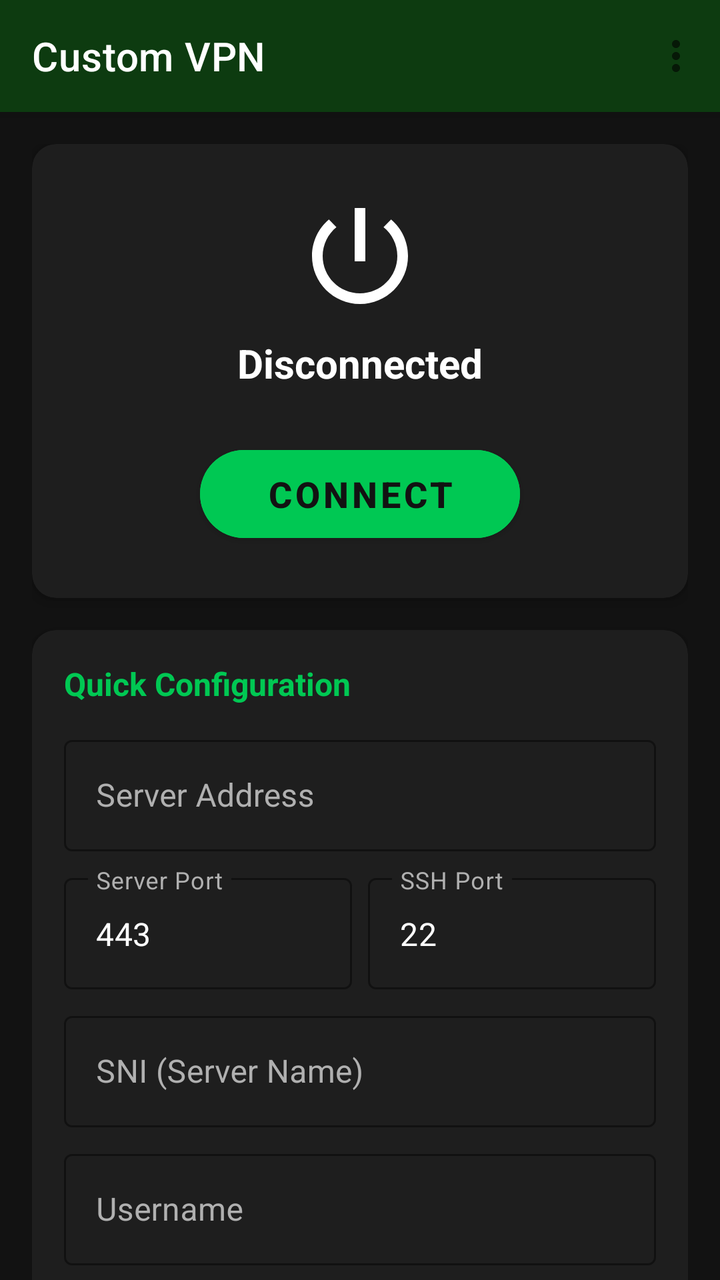
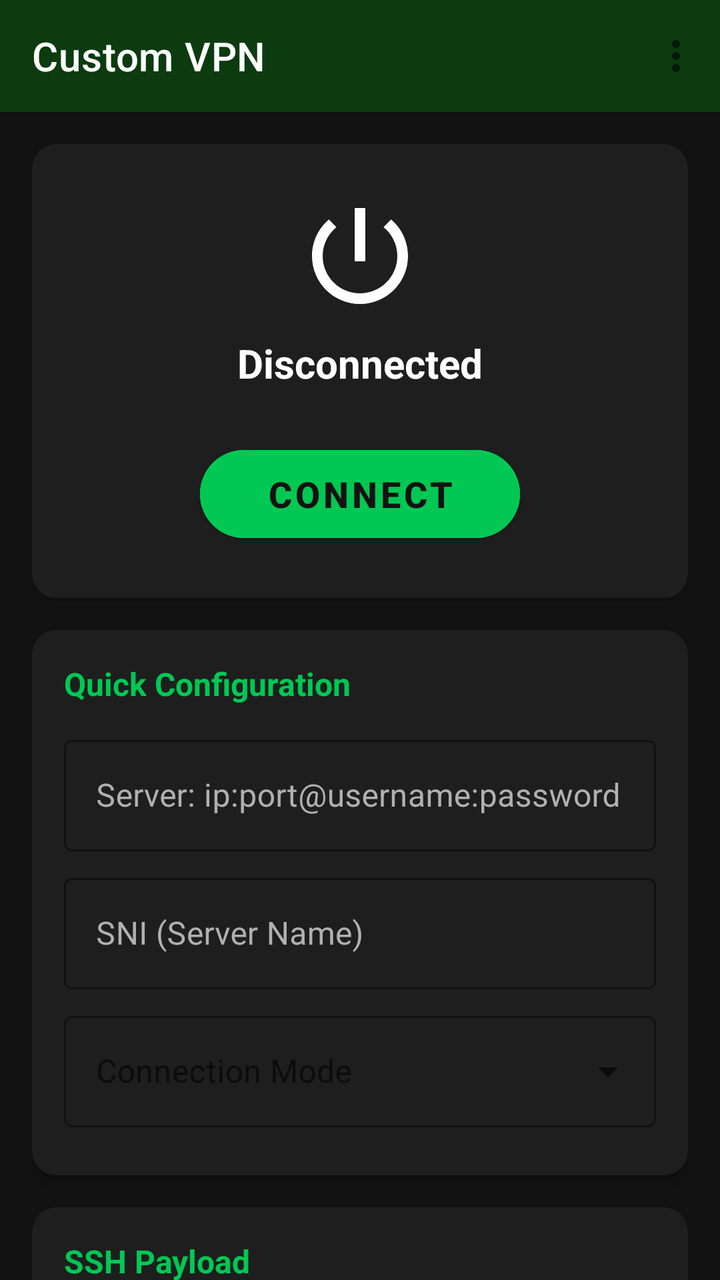

An Android layout rendered at two revisions. The XML below is the earlier revision; the diff shows what the commit changed to produce the second picture.
<!-- AndroidManifest.xml: activity theme Theme.CustomVPN -->
<!-- res/layout/activity_main.xml -->
<?xml version="1.0" encoding="utf-8"?>
<androidx.coordinatorlayout.widget.CoordinatorLayout
    xmlns:android="http://schemas.android.com/apk/res/android"
    xmlns:app="http://schemas.android.com/apk/res-auto"
    android:layout_width="match_parent"
    android:layout_height="match_parent"
    android:background="@color/background">

    <com.google.android.material.appbar.AppBarLayout
        android:layout_width="match_parent"
        android:layout_height="wrap_content"
        android:background="@color/primary_dark">

        <com.google.android.material.appbar.MaterialToolbar
            android:id="@+id/toolbar"
            android:layout_width="match_parent"
            android:layout_height="?attr/actionBarSize"
            app:title="Custom VPN"
            app:titleTextColor="@color/text_primary"
            app:menu="@menu/main_menu" />

    </com.google.android.material.appbar.AppBarLayout>

    <androidx.core.widget.NestedScrollView
        android:layout_width="match_parent"
        android:layout_height="match_parent"
        app:layout_behavior="@string/appbar_scrolling_view_behavior">

        <LinearLayout
            android:layout_width="match_parent"
            android:layout_height="wrap_content"
            android:orientation="vertical"
            android:padding="16dp">

            
            <com.google.android.material.card.MaterialCardView
                android:layout_width="match_parent"
                android:layout_height="wrap_content"
                style="@style/CardStyle"
                android:layout_marginBottom="16dp">

                <LinearLayout
                    android:layout_width="match_parent"
                    android:layout_height="wrap_content"
                    android:orientation="vertical"
                    android:gravity="center">

                    <ImageView
                        android:id="@+id/statusIcon"
                        android:layout_width="64dp"
                        android:layout_height="64dp"
                        android:src="@drawable/ic_power_settings"
                        android:layout_marginTop="8dp"
                        android:contentDescription="VPN Status" />

                    <TextView
                        android:id="@+id/statusText"
                        android:layout_width="wrap_content"
                        android:layout_height="wrap_content"
                        android:text="@string/status_disconnected"
                        android:textSize="20sp"
                        android:textColor="@color/text_primary"
                        android:textStyle="bold"
                        android:layout_marginTop="8dp" />

                    <TextView
                        android:id="@+id/connectionInfo"
                        android:layout_width="wrap_content"
                        android:layout_height="wrap_content"
                        android:text=""
                        android:textSize="14sp"
                        android:textColor="@color/text_secondary"
                        android:layout_marginTop="4dp"
                        android:visibility="gone" />

                    <com.google.android.material.button.MaterialButton
                        android:id="@+id/btnConnect"
                        android:layout_width="160dp"
                        android:layout_height="56dp"
                        style="@style/ButtonConnect"
                        android:text="@string/connect"
                        android:layout_marginTop="24dp"
                        android:layout_marginBottom="8dp" />

                </LinearLayout>
            </com.google.android.material.card.MaterialCardView>

            
            <com.google.android.material.card.MaterialCardView
                android:layout_width="match_parent"
                android:layout_height="wrap_content"
                style="@style/CardStyle"
                android:layout_marginBottom="16dp">

                <LinearLayout
                    android:layout_width="match_parent"
                    android:layout_height="wrap_content"
                    android:orientation="vertical">

                    <TextView
                        android:layout_width="wrap_content"
                        android:layout_height="wrap_content"
                        android:text="Quick Configuration"
                        android:textSize="16sp"
                        android:textColor="@color/accent"
                        android:textStyle="bold"
                        android:layout_marginBottom="12dp" />

                    <com.google.android.material.textfield.TextInputLayout
                        style="@style/InputStyle"
                        android:layout_width="match_parent"
                        android:layout_height="wrap_content"
                        android:hint="@string/server_address"
                        android:layout_marginBottom="8dp">

                        <com.google.android.material.textfield.TextInputEditText
                            android:id="@+id/etServerAddress"
                            android:layout_width="match_parent"
                            android:layout_height="wrap_content"
                            android:inputType="textUri"
                            android:textColor="@color/text_primary" />

                    </com.google.android.material.textfield.TextInputLayout>

                    <LinearLayout
                        android:layout_width="match_parent"
                        android:layout_height="wrap_content"
                        android:orientation="horizontal"
                        android:layout_marginBottom="8dp">

                        <com.google.android.material.textfield.TextInputLayout
                            style="@style/InputStyle"
                            android:layout_width="0dp"
                            android:layout_height="wrap_content"
                            android:layout_weight="1"
                            android:hint="@string/server_port"
                            android:layout_marginEnd="8dp">

                            <com.google.android.material.textfield.TextInputEditText
                                android:id="@+id/etServerPort"
                                android:layout_width="match_parent"
                                android:layout_height="wrap_content"
                                android:inputType="number"
                                android:text="443"
                                android:textColor="@color/text_primary" />

                        </com.google.android.material.textfield.TextInputLayout>

                        <com.google.android.material.textfield.TextInputLayout
                            style="@style/InputStyle"
                            android:layout_width="0dp"
                            android:layout_height="wrap_content"
                            android:layout_weight="1"
                            android:hint="@string/ssh_port">

                            <com.google.android.material.textfield.TextInputEditText
                                android:id="@+id/etSshPort"
                                android:layout_width="match_parent"
                                android:layout_height="wrap_content"
                                android:inputType="number"
                                android:text="22"
                                android:textColor="@color/text_primary" />

                        </com.google.android.material.textfield.TextInputLayout>

                    </LinearLayout>

                    <com.google.android.material.textfield.TextInputLayout
                        style="@style/InputStyle"
                        android:layout_width="match_parent"
                        android:layout_height="wrap_content"
                        android:hint="@string/sni_label"
                        android:layout_marginBottom="8dp">

                        <com.google.android.material.textfield.TextInputEditText
                            android:id="@+id/etSni"
                            android:layout_width="match_parent"
                            android:layout_height="wrap_content"
                            android:inputType="textUri"
                            android:textColor="@color/text_primary" />

                    </com.google.android.material.textfield.TextInputLayout>

                    <com.google.android.material.textfield.TextInputLayout
                        style="@style/InputStyle"
                        android:layout_width="match_parent"
                        android:layout_height="wrap_content"
                        android:hint="@string/username"
                        android:layout_marginBottom="8dp">

                        <com.google.android.material.textfield.TextInputEditText
                            android:id="@+id/etUsername"
                            android:layout_width="match_parent"
                            android:layout_height="wrap_content"
                            android:inputType="textEmailAddress"
                            android:textColor="@color/text_primary" />

                    </com.google.android.material.textfield.TextInputLayout>

                    <com.google.android.material.textfield.TextInputLayout
                        style="@style/InputStyle"
                        android:layout_width="match_parent"
                        android:layout_height="wrap_content"
                        android:hint="@string/password"
                        app:endIconMode="password_toggle"
                        android:layout_marginBottom="12dp">

                        <com.google.android.material.textfield.TextInputEditText
                            android:id="@+id/etPassword"
                            android:layout_width="match_parent"
                            android:layout_height="wrap_content"
                            android:inputType="textPassword"
                            android:textColor="@color/text_primary" />

                    </com.google.android.material.textfield.TextInputLayout>

                    
                    <com.google.android.material.textfield.TextInputLayout
                        
                        android:layout_width="match_parent"
                        android:layout_height="wrap_content"
                        android:hint="@string/connection_mode"
                        style="@style/Widget.MaterialComponents.TextInputLayout.OutlinedBox.ExposedDropdownMenu"
                        android:layout_marginBottom="8dp">

                        <AutoCompleteTextView
                            android:id="@+id/spinnerMode"
                            android:layout_width="match_parent"
                            android:layout_height="wrap_content"
                            android:inputType="none"
                            android:textColor="@color/text_primary" />

                    </com.google.android.material.textfield.TextInputLayout>

                </LinearLayout>
            </com.google.android.material.card.MaterialCardView>

            
            <com.google.android.material.card.MaterialCardView
                android:layout_width="match_parent"
                android:layout_height="wrap_content"
                style="@style/CardStyle"
                android:layout_marginBottom="16dp">

                <LinearLayout
                    android:layout_width="match_parent"
                    android:layout_height="wrap_content"
                    android:orientation="vertical">

                    <TextView
                        android:layout_width="wrap_content"
                        android:layout_height="wrap_content"
                        android:text="SSH Payload"
                        android:textSize="16sp"
                        android:textColor="@color/accent"
                        android:textStyle="bold"
                        android:layout_marginBottom="12dp" />

                    <com.google.android.material.textfield.TextInputLayout
                        style="@style/InputStyle"
                        android:layout_width="match_parent"
                        android:layout_height="wrap_content"
                        android:hint="@string/payload_label">

                        <com.google.android.material.textfield.TextInputEditText
                            android:id="@+id/etPayload"
                            android:layout_width="match_parent"
                            android:layout_height="wrap_content"
                            android:inputType="textMultiLine"
                            android:minLines="5"
                            android:maxLines="10"
                            android:gravity="top"
                            android:textColor="@color/text_primary"
                            android:textColorHighlight="@color/accent" />

                    </com.google.android.material.textfield.TextInputLayout>

                    <com.google.android.material.button.MaterialButton
                        android:id="@+id/btnGeneratePayload"
                        style="@style/ButtonSecondary"
                        android:layout_width="wrap_content"
                        android:layout_height="wrap_content"
                        android:text="Generate Payload"
                        android:layout_marginTop="8dp" />

                </LinearLayout>
            </com.google.android.material.card.MaterialCardView>

            
            <LinearLayout
                android:layout_width="match_parent"
                android:layout_height="wrap_content"
                android:orientation="horizontal"
                android:gravity="center"
                android:layout_marginBottom="16dp">

                <com.google.android.material.button.MaterialButton
                    android:id="@+id/btnSaveConfig"
                    style="@style/ButtonSecondary"
                    android:layout_width="0dp"
                    android:layout_height="wrap_content"
                    android:layout_weight="1"
                    android:text="@string/save_config"
                    android:layout_marginEnd="8dp" />

                <com.google.android.material.button.MaterialButton
                    android:id="@+id/btnOpenConfig"
                    style="@style/ButtonSecondary"
                    android:layout_width="0dp"
                    android:layout_height="wrap_content"
                    android:layout_weight="1"
                    android:text="@string/load_config"
                    android:layout_marginStart="8dp" />

            </LinearLayout>

            
            <com.google.android.material.card.MaterialCardView
                android:layout_width="match_parent"
                android:layout_height="wrap_content"
                style="@style/CardStyle"
                android:layout_marginBottom="16dp">

                <LinearLayout
                    android:layout_width="match_parent"
                    android:layout_height="wrap_content"
                    android:orientation="vertical">

                    <LinearLayout
                        android:layout_width="match_parent"
                        android:layout_height="wrap_content"
                        android:orientation="horizontal"
                        android:gravity="center_vertical"
                        android:layout_marginBottom="8dp">

                        <TextView
                            android:layout_width="0dp"
                            android:layout_height="wrap_content"
                            android:layout_weight="1"
                            android:text="@string/logs_title"
                            android:textSize="16sp"
                            android:textColor="@color/accent"
                            android:textStyle="bold" />

                        <com.google.android.material.button.MaterialButton
                            android:id="@+id/btnClearLogs"
                            style="@style/ButtonSecondary"
                            android:layout_width="wrap_content"
                            android:layout_height="36dp"
                            android:text="Clear"
                            android:textSize="12sp" />

                    </LinearLayout>

                    <androidx.recyclerview.widget.RecyclerView
                        android:id="@+id/rvLogs"
                        android:layout_width="match_parent"
                        android:layout_height="200dp"
                        android:background="@color/surface"
                        android:padding="4dp" />

                </LinearLayout>
            </com.google.android.material.card.MaterialCardView>

        </LinearLayout>
    </androidx.core.widget.NestedScrollView>

</androidx.coordinatorlayout.widget.CoordinatorLayout>
<!-- resources referenced by this layout -->
<resources>
  <color name="accent">#00C853</color>
  <color name="background">#121212</color>
  <color name="primary_dark">#0D3B10</color>
  <color name="surface">#1E1E1E</color>
  <color name="text_primary">#FFFFFF</color>
  <color name="text_secondary">#B0B0B0</color>
  <!-- drawable ic_power_settings (drawable) -->
  <vector xmlns:android="http://schemas.android.com/apk/res/android"
      android:width="24dp"
      android:height="24dp"
      android:viewportWidth="24"
      android:viewportHeight="24"
      android:tint="#FFFFFF">
      <path
          android:fillColor="@android:color/white"
          android:pathData="M13,3h-2v10h2V3zm4.83,2.17l-1.42,1.42C17.99,7.86 19,9.81 19,12c0,3.87 -3.13,7 -7,7s-7,-3.13 -7,-7c0,-2.19 1.01,-4.14 2.58,-5.42L6.17,5.17C4.23,6.82 3,9.26 3,12c0,4.97 4.03,9 9,9s9,-4.03 9,-9c0,-2.74 -1.23,-5.18 -3.17,-6.83z"/>
  </vector>
  <string name="connect">Connect</string>
  <string name="connection_mode">Connection Mode</string>
  <string name="load_config">Load Configuration</string>
  <string name="logs_title">Connection Logs</string>
  <string name="password">Password</string>
  <string name="payload_label">Custom Payload</string>
  <string name="save_config">Save Configuration</string>
  <string name="server_address">Server Address</string>
  <string name="server_port">Server Port</string>
  <string name="sni_label">SNI (Server Name)</string>
  <string name="ssh_port">SSH Port</string>
  <string name="status_disconnected">Disconnected</string>
  <string name="username">Username</string>
  <style name="ButtonConnect">
          <item name="android:backgroundTint">@color/accent</item>
          <item name="android:textColor">@color/background</item>
          <item name="android:textSize">18sp</item>
          <item name="android:textStyle">bold</item>
          <item name="cornerRadius">24dp</item>
      </style>
  <style name="ButtonSecondary">
          <item name="android:backgroundTint">@color/surface_light</item>
          <item name="android:textColor">@color/text_primary</item>
          <item name="cornerRadius">8dp</item>
      </style>
  <style name="CardStyle" parent="Widget.MaterialComponents.CardView">
          <item name="cardBackgroundColor">@color/card_bg</item>
          <item name="cardCornerRadius">12dp</item>
          <item name="cardElevation">4dp</item>
          <item name="contentPadding">16dp</item>
      </style>
  <style name="InputStyle" parent="Widget.MaterialComponents.TextInputLayout.OutlinedBox">
          <item name="boxStrokeColor">@color/accent</item>
          <item name="hintTextColor">@color/accent</item>
          <item name="android:textColorHint">@color/text_secondary</item>
          <item name="boxBackgroundColor">@color/surface</item>
      </style>
  <style name="Theme.CustomVPN" parent="Theme.MaterialComponents.DayNight.NoActionBar">
          <item name="colorPrimary">@color/primary</item>
          <item name="colorPrimaryDark">@color/primary_dark</item>
          <item name="colorAccent">@color/accent</item>
          <item name="android:windowBackground">@color/background</item>
          <item name="android:statusBarColor">@color/primary_dark</item>
          <item name="android:navigationBarColor">@color/background</item>
      </style>
  <color name="surface_light">#2C2C2C</color>
  <color name="card_bg">#1E1E1E</color>
  <color name="primary">#1B5E20</color>
</resources>

<!-- the commit's change to res/layout/activity_main.xml (unified diff, before → after) -->
@@ -106,15 +106,16 @@
                         android:textStyle="bold"
                         android:layout_marginBottom="12dp" />
 
+                    
                     <com.google.android.material.textfield.TextInputLayout
                         style="@style/InputStyle"
                         android:layout_width="match_parent"
                         android:layout_height="wrap_content"
-                        android:hint="@string/server_address"
+                        android:hint="@string/server_config_hint"
                         android:layout_marginBottom="8dp">
 
                         <com.google.android.material.textfield.TextInputEditText
-                            android:id="@+id/etServerAddress"
+                            android:id="@+id/etServerConfig"
                             android:layout_width="match_parent"
                             android:layout_height="wrap_content"
                             android:inputType="textUri"
@@ -122,49 +123,7 @@
 
                     </com.google.android.material.textfield.TextInputLayout>
 
-                    <LinearLayout
-                        android:layout_width="match_parent"
-                        android:layout_height="wrap_content"
-                        android:orientation="horizontal"
-                        android:layout_marginBottom="8dp">
-
-                        <com.google.android.material.textfield.TextInputLayout
-                            style="@style/InputStyle"
-                            android:layout_width="0dp"
-                            android:layout_height="wrap_content"
-                            android:layout_weight="1"
-                            android:hint="@string/server_port"
-                            android:layout_marginEnd="8dp">
-
-                            <com.google.android.material.textfield.TextInputEditText
-                                android:id="@+id/etServerPort"
-                                android:layout_width="match_parent"
-                                android:layout_height="wrap_content"
-                                android:inputType="number"
-                                android:text="443"
-                                android:textColor="@color/text_primary" />
-
-                        </com.google.android.material.textfield.TextInputLayout>
-
-                        <com.google.android.material.textfield.TextInputLayout
-                            style="@style/InputStyle"
-                            android:layout_width="0dp"
-                            android:layout_height="wrap_content"
-                            android:layout_weight="1"
-                            android:hint="@string/ssh_port">
-
-                            <com.google.android.material.textfield.TextInputEditText
-                                android:id="@+id/etSshPort"
-                                android:layout_width="match_parent"
-                                android:layout_height="wrap_content"
-                                android:inputType="number"
-                                android:text="22"
-                                android:textColor="@color/text_primary" />
-
-                        </com.google.android.material.textfield.TextInputLayout>
-
-                    </LinearLayout>
-
+                    
                     <com.google.android.material.textfield.TextInputLayout
                         style="@style/InputStyle"
                         android:layout_width="match_parent"
@@ -181,42 +140,8 @@
 
                     </com.google.android.material.textfield.TextInputLayout>
 
-                    <com.google.android.material.textfield.TextInputLayout
-                        style="@style/InputStyle"
-                        android:layout_width="match_parent"
-                        android:layout_height="wrap_content"
-                        android:hint="@string/username"
-                        android:layout_marginBottom="8dp">
-
-                        <com.google.android.material.textfield.TextInputEditText
-                            android:id="@+id/etUsername"
-                            android:layout_width="match_parent"
-                            android:layout_height="wrap_content"
-                            android:inputType="textEmailAddress"
-                            android:textColor="@color/text_primary" />
-
-                    </com.google.android.material.textfield.TextInputLayout>
-
-                    <com.google.android.material.textfield.TextInputLayout
-                        style="@style/InputStyle"
-                        android:layout_width="match_parent"
-                        android:layout_height="wrap_content"
-                        android:hint="@string/password"
-                        app:endIconMode="password_toggle"
-                        android:layout_marginBottom="12dp">
-
-                        <com.google.android.material.textfield.TextInputEditText
-                            android:id="@+id/etPassword"
-                            android:layout_width="match_parent"
-                            android:layout_height="wrap_content"
-                            android:inputType="textPassword"
-                            android:textColor="@color/text_primary" />
-
-                    </com.google.android.material.textfield.TextInputLayout>
-
                     
                     <com.google.android.material.textfield.TextInputLayout
-                        
                         android:layout_width="match_parent"
                         android:layout_height="wrap_content"
                         android:hint="@string/connection_mode"
<!-- resource entries referenced after the edit -->
@@ -21,15 +21,11 @@
   <string name="connection_mode">Connection Mode</string>
   <string name="load_config">Load Configuration</string>
   <string name="logs_title">Connection Logs</string>
-  <string name="password">Password</string>
   <string name="payload_label">Custom Payload</string>
   <string name="save_config">Save Configuration</string>
-  <string name="server_address">Server Address</string>
-  <string name="server_port">Server Port</string>
+  <string name="server_config_hint">Server: ip:port@username:password</string>
   <string name="sni_label">SNI (Server Name)</string>
-  <string name="ssh_port">SSH Port</string>
   <string name="status_disconnected">Disconnected</string>
-  <string name="username">Username</string>
   <style name="ButtonConnect">
           <item name="android:backgroundTint">@color/accent</item>
           <item name="android:textColor">@color/background</item>
